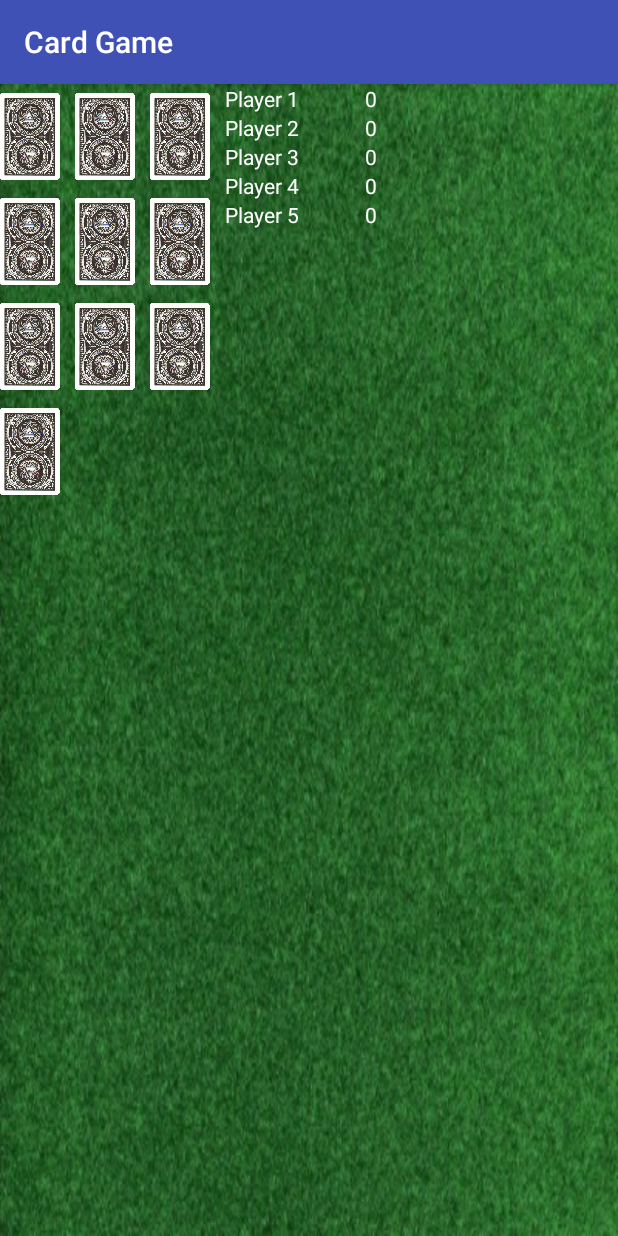
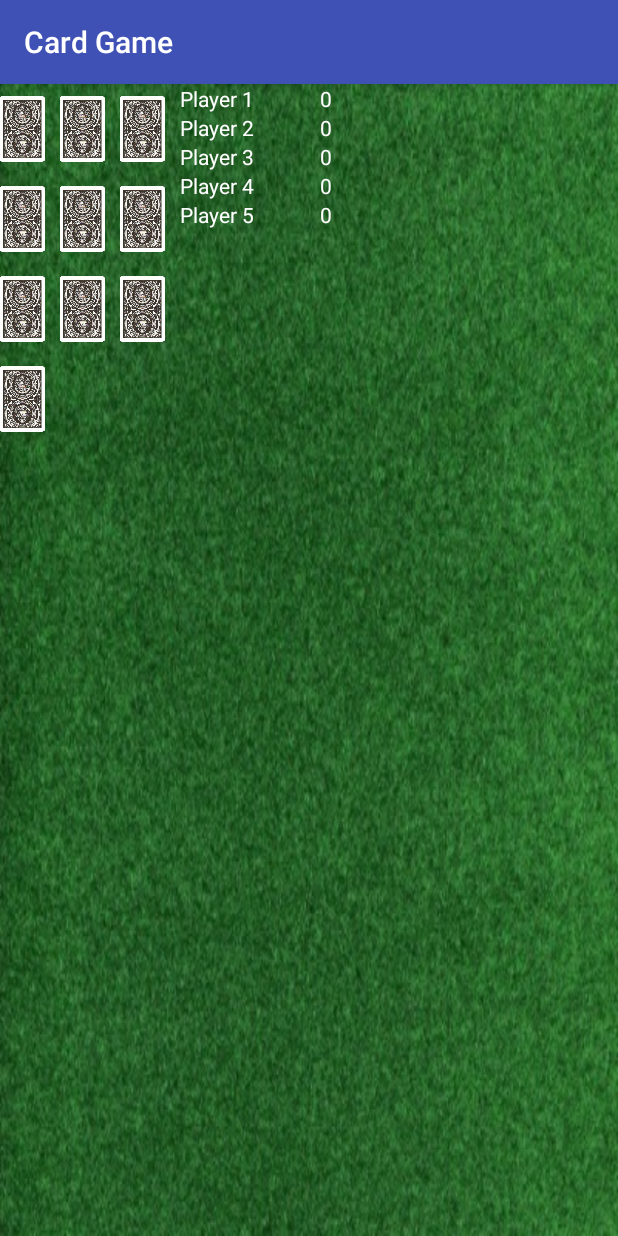
Before and after one commit to itderrickh/CardGame, an Android app: the screen it shows after launch (MainActivity), on a phone screen of 412 x 824 dp. Run offline under Robolectric (Android 15) with nearby library versions, the phone set to English and light mode, and no system bars.

Commit message:
Minor layout modifications
Minor layout modifications

```diff
--- a/app/src/main/java/com/itderrickh/cardgame/MainActivity.java
+++ b/app/src/main/java/com/itderrickh/cardgame/MainActivity.java
@@ -20,6 +20,7 @@ public class MainActivity extends AppCompatActivity implements TableFragment.OnF
         super.onCreate(savedInstanceState);
         if(getResources().getConfiguration().orientation == Configuration.ORIENTATION_LANDSCAPE) {
             setContentView(R.layout.activity_main_landscape);
+            getSupportActionBar().hide();
         } else {
             setContentView(R.layout.activity_main);
         }
--- a/app/src/main/res/layout/activity_main_landscape.xml
+++ b/app/src/main/res/layout/activity_main_landscape.xml
@@ -1,18 +1,20 @@
 <?xml version="1.0" encoding="utf-8"?>
 <RelativeLayout xmlns:android="http://schemas.android.com/apk/res/android"
     xmlns:tools="http://schemas.android.com/tools"
-    android:orientation="vertical" android:layout_width="match_parent"
+    android:orientation="vertical"
+    android:layout_width="match_parent"
     android:layout_height="match_parent">
     <fragment class="com.itderrickh.cardgame.fragments.TableFragment"
         android:id="@+id/tables_fragment"
-        android:layout_width="wrap_content"
+        android:layout_width="fill_parent"
         android:layout_height="match_parent"
         tools:layout="@layout/fragment_table" />
 
     <RelativeLayout
         android:layout_width="200dp"
         android:layout_alignRight="@id/tables_fragment"
-        android:layout_height="match_parent">
+        android:layout_height="match_parent"
+        android:background="@color/colorWhite">
         <EditText
             android:layout_width="200dp"
             android:layout_height="wrap_content"
--- a/app/src/main/res/layout/fragment_table.xml
+++ b/app/src/main/res/layout/fragment_table.xml
@@ -16,73 +16,63 @@
         android:layout_width="match_parent"
         android:layout_height="match_parent">
         <ImageView
-            android:layout_width="40dp"
-            android:layout_height="70dp"
+            style="@style/CardDimen"
             android:layout_marginRight="10dp"
             android:id="@+id/card1"
             android:src="@drawable/cardback"/>
         <ImageView
-            android:layout_width="40dp"
-            android:layout_height="70dp"
+            style="@style/CardDimen"
             android:id="@+id/card2"
             android:layout_marginRight="10dp"
             android:layout_below="@id/card1"
             android:src="@drawable/cardback"/>
         <ImageView
-            android:layout_width="40dp"
-            android:layout_height="70dp"
+            style="@style/CardDimen"
             android:id="@+id/card3"
             android:layout_marginRight="10dp"
             android:layout_below="@id/card2"
             android:src="@drawable/cardback"/>
         <ImageView
-            android:layout_width="40dp"
-            android:layout_height="70dp"
+            style="@style/CardDimen"
             android:id="@+id/card4"
             android:layout_marginRight="10dp"
             android:layout_below="@id/card3"
             android:src="@drawable/cardback"/>
         <ImageView
-            android:layout_width="40dp"
-            android:layout_height="70dp"
+            style="@style/CardDimen"
             android:id="@+id/card6"
             android:layout_marginRight="10dp"
             android:layout_toRightOf="@id/card1"
             android:src="@drawable/cardback"/>
         <ImageView
-            android:layout_width="40dp"
-            android:layout_height="70dp"
+            style="@style/CardDimen"
             android:id="@+id/card7"
             android:layout_marginRight="10dp"
             android:layout_toRightOf="@id/card2"
             android:layout_below="@id/card6"
             android:src="@drawable/cardback"/>
         <ImageView
-            android:layout_width="40dp"
-            android:layout_height="70dp"
+            style="@style/CardDimen"
             android:id="@+id/card8"
             android:layout_marginRight="10dp"
             android:layout_toRightOf="@id/card3"
             android:layout_below="@id/card7"
             android:src="@drawable/cardback"/>
         <ImageView
-            android:layout_width="40dp"
-            android:layout_height="70dp"
+            style="@style/CardDimen"
             android:id="@+id/card10"
             android:layout_marginRight="10dp"
             android:layout_toRightOf="@id/card6"
             android:src="@drawable/cardback"/>
         <ImageView
-            android:layout_width="40dp"
-            android:layout_height="70dp"
+            style="@style/CardDimen"
             android:id="@+id/card9"
             android:layout_marginRight="10dp"
             android:layout_toRightOf="@id/card6"
             android:layout_below="@id/card10"
             android:src="@drawable/cardback"/>
         <ImageView
-            android:layout_width="40dp"
-            android:layout_height="70dp"
+            style="@style/CardDimen"
             android:id="@+id/card5"
             android:layout_marginRight="10dp"
             android:layout_below="@id/card9"
--- a/app/src/main/res/values/strings.xml
+++ b/app/src/main/res/values/strings.xml
@@ -1,6 +1,3 @@
 <resources>
     <string name="app_name">Card Game</string>
-
-    <!-- TODO: Remove or change this placeholder text -->
-    <string name="hello_blank_fragment">Hello blank fragment</string>
 </resources>
--- a/app/src/main/res/values/styles.xml
+++ b/app/src/main/res/values/styles.xml
@@ -7,5 +7,9 @@
         <item name="colorPrimaryDark">@color/colorPrimaryDark</item>
         <item name="colorAccent">@color/colorAccent</item>
     </style>
+    <style name="CardDimen">
+        <item name="android:layout_width">30dp</item>
+        <item name="android:layout_height">60dp</item>
+    </style>
 
 </resources>
```
